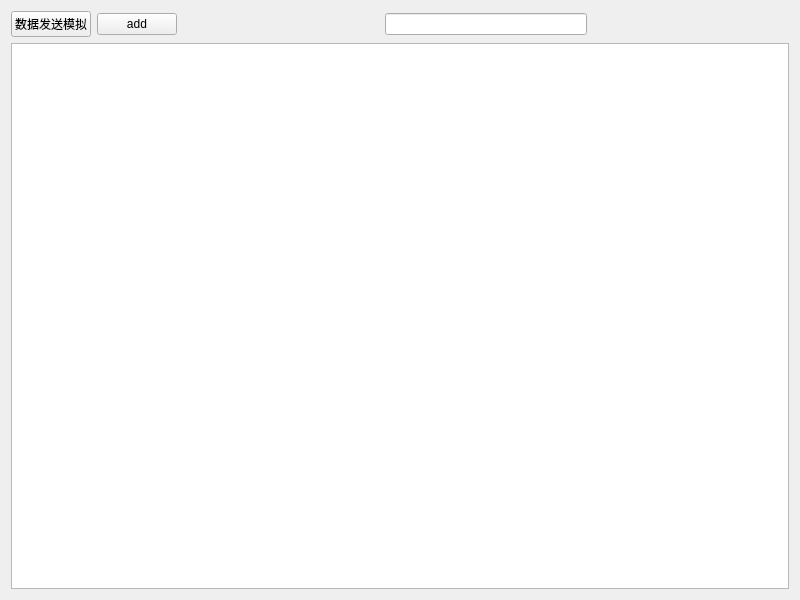
halforc/ModelViewTest, file widget.ui: the form before one commit.
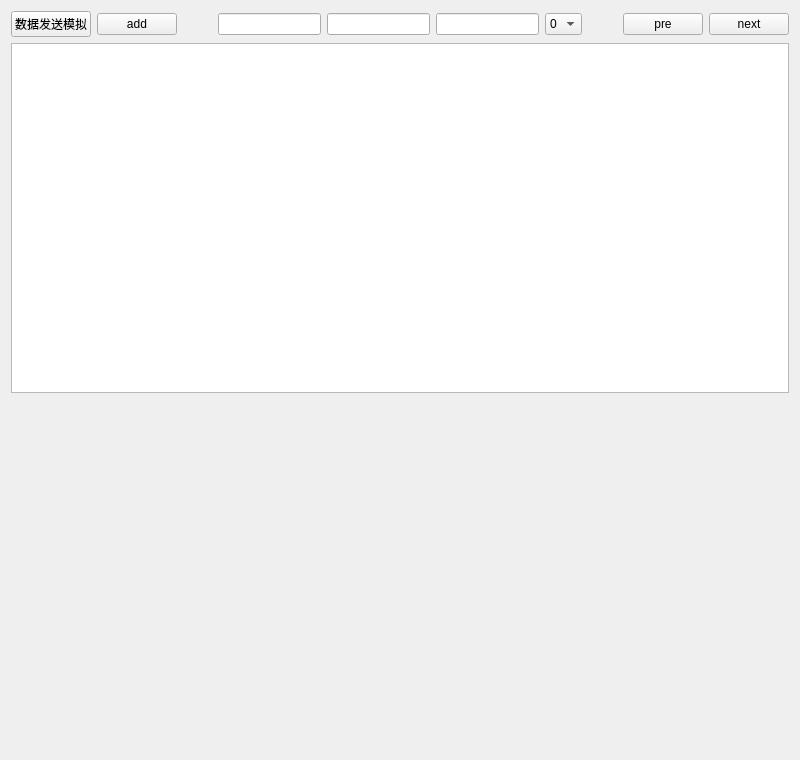
The form after the commit. Custom widgets are drawn as their Qt base class.

Commit message: add datawidgetmapper and QChart

What changed in the file:
```diff
--- a/widget.ui
+++ b/widget.ui
@@ -7,13 +7,13 @@
     <x>0</x>
     <y>0</y>
     <width>800</width>
-    <height>600</height>
+    <height>760</height>
    </rect>
   </property>
   <property name="windowTitle">
    <string>Widget</string>
   </property>
-  <layout class="QVBoxLayout" name="verticalLayout">
+  <layout class="QVBoxLayout" name="verticalLayout" stretch="1,5,5">
    <item>
     <layout class="QHBoxLayout" name="horizontalLayout">
      <item>
@@ -44,7 +44,39 @@
       </spacer>
      </item>
      <item>
-      <widget class="QLineEdit" name="elValX"/>
+      <widget class="QLineEdit" name="elValX">
+       <property name="readOnly">
+        <bool>true</bool>
+       </property>
+      </widget>
+     </item>
+     <item>
+      <widget class="QLineEdit" name="elValY">
+       <property name="readOnly">
+        <bool>true</bool>
+       </property>
+      </widget>
+     </item>
+     <item>
+      <widget class="QLineEdit" name="elValZ">
+       <property name="readOnly">
+        <bool>true</bool>
+       </property>
+      </widget>
+     </item>
+     <item>
+      <widget class="QComboBox" name="comboBox">
+       <item>
+        <property name="text">
+         <string>0</string>
+        </property>
+       </item>
+       <item>
+        <property name="text">
+         <string>1</string>
+        </property>
+       </item>
+      </widget>
      </item>
      <item>
       <spacer name="horizontalSpacer">
@@ -59,6 +91,20 @@
        </property>
       </spacer>
      </item>
+     <item>
+      <widget class="QPushButton" name="previousButton">
+       <property name="text">
+        <string>pre</string>
+       </property>
+      </widget>
+     </item>
+     <item>
+      <widget class="QPushButton" name="nextButton">
+       <property name="text">
+        <string>next</string>
+       </property>
+      </widget>
+     </item>
     </layout>
    </item>
    <item>
@@ -68,8 +114,19 @@
      </property>
     </widget>
    </item>
+   <item>
+    <widget class="QChartView" name="chartView" native="true"/>
+   </item>
   </layout>
  </widget>
+ <customwidgets>
+  <customwidget>
+   <class>QChartView</class>
+   <extends>QWidget</extends>
+   <header>qchartview.h</header>
+   <container>1</container>
+  </customwidget>
+ </customwidgets>
  <resources/>
  <connections/>
 </ui>
```
The commit also changes 7 other files.
